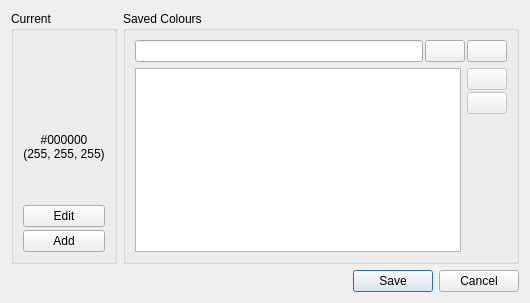
First picture: the form in data/qt/colour-picker.ui, repository polychromatic/polychromatic, before the edit.
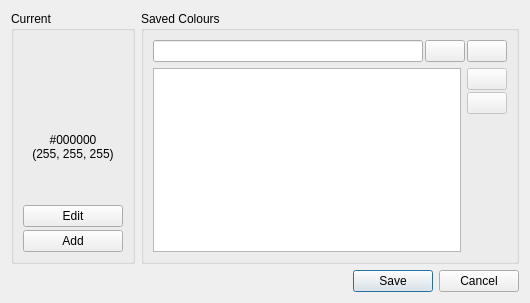
Second picture: the form after the edit. Icons and pictures are not drawn.

Commit message:
controller: Fix selected item bugs in colour picker
- Qt's setSelected() didn't behave properly, apparently it's because it
does nothing if the item wasn't added to a view. Strangely, Black/White
(#000000/#ffffff) were the only ones working with old logic.

- Colour now updates when opening the picker again

- Prevent long time from jumping the layout around

```diff
--- a/data/qt/colour-picker.ui
+++ b/data/qt/colour-picker.ui
@@ -103,6 +103,12 @@
          </item>
          <item>
           <widget class="QLabel" name="CurrentLabel">
+           <property name="minimumSize">
+            <size>
+             <width>100</width>
+             <height>0</height>
+            </size>
+           </property>
            <property name="text">
             <string notr="true">#000000
 (255, 255, 255)</string>
```
The commit also changes 1 other file.
